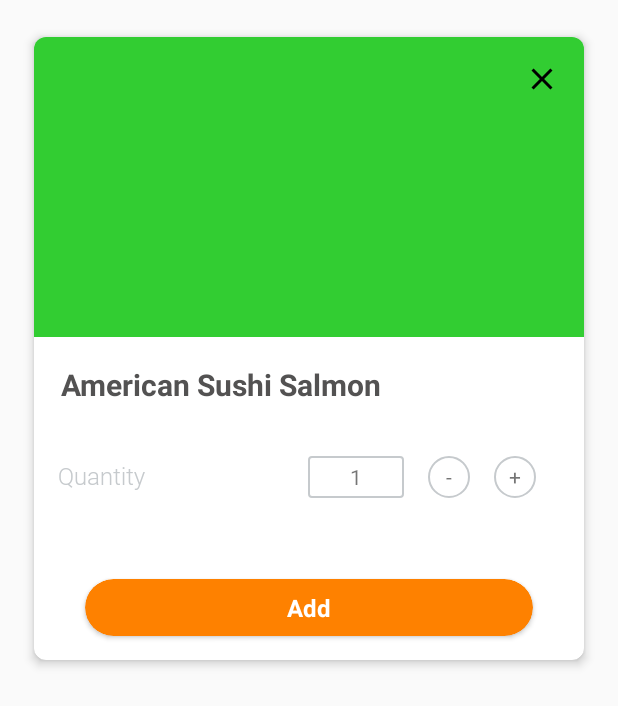
After one commit to Rakhi15/FoodApp, an Android app: the layout custom_dialog_new.xml on its own in the app's theme, with its tools: preview values and no code run, on a phone screen of 412 x 824 dp. The commit adds this screen. Shown: the top 706 px of the screen. Run offline under Robolectric (Android 15) with nearby library versions, the phone set to English and light mode, and no system bars; network calls fail.

Commit message:
AlertDialog introduced

```diff
--- a/app/src/main/java/com/healthy/basket/activity/AdapterRecyclerNew.java
+++ b/app/src/main/java/com/healthy/basket/activity/AdapterRecyclerNew.java
@@ -1,14 +1,17 @@
 package com.healthy.basket.activity;
 
+import android.app.AlertDialog;
 import android.content.Context;
 import android.view.LayoutInflater;
 import android.view.View;
 import android.view.ViewGroup;
+import android.widget.Button;
 import android.widget.ImageView;
 import android.widget.TextView;
 import android.widget.Toast;
 
 import androidx.annotation.NonNull;
+import androidx.cardview.widget.CardView;
 import androidx.recyclerview.widget.RecyclerView;
 
 import com.healthy.basket.R;
@@ -65,6 +68,7 @@
     public class ViewHolder extends RecyclerView.ViewHolder{
         TextView title, quantity, mrp, price;
         ImageView gridIcon;
+        Button addcartbtn;
 
 
         public ViewHolder(@NonNull View itemView) {
@@ -74,7 +78,64 @@
             quantity=itemView.findViewById(R.id.qnt_txt);
             mrp=itemView.findViewById(R.id.mrp_text);
             price=itemView.findViewById(R.id.price_new);
+            addcartbtn=itemView.findViewById(R.id.addcartBtn);
 
+            TextView minux, plus;
+
+            addcartbtn.setOnClickListener(new View.OnClickListener() {
+                @Override
+                public void onClick(View v) {
+
+
+                    ViewGroup viewGroup =v.findViewById(android.R.id.content);
+                    View dialogView = LayoutInflater.from(context).inflate(R.layout.custom_dialog_new, viewGroup, false);
+                    AlertDialog.Builder builder = new AlertDialog.Builder(context);
+                    builder.setView(dialogView);
+                    final AlertDialog alertDialog = builder.create();
+                    alertDialog.show();
+
+                    TextView title=(TextView)dialogView.findViewById(R.id.txt_DialogAddToCart);
+                    TextView quantity=(TextView)dialogView.findViewById(R.id.txt_DialogQuantity);
+                    TextView amount=(TextView)dialogView.findViewById(R.id.txt_DialogAddToCart_amount) ;
+                    ImageView pimage=(ImageView)dialogView.findViewById(R.id.img_DialogAddToCart) ;
+                    ImageView closeEd=(ImageView)dialogView.findViewById(R.id.img_DialogAddToCart_close);
+                    TextView minux=(TextView)dialogView.findViewById(R.id.txt_DialogAddToCart_qtyMinus);
+                    TextView plus=(TextView) dialogView.findViewById(R.id.txt_DialogAddToCart_qtyPlus);
+                    CardView finalcart=(CardView)dialogView.findViewById(R.id.card_DialogAddToCart_add);
+
+
+
+                   closeEd.setOnClickListener(new View.OnClickListener() {
+                       @Override
+                       public void onClick(View v) {
+                           alertDialog.dismiss();
+                       }
+                   });
+
+
+                    minux.setOnClickListener(new View.OnClickListener() {
+                        @Override
+                        public void onClick(View v) {
+                            Toast.makeText(context, "Test", Toast.LENGTH_SHORT).show();
+                        }
+                    });
+
+                    plus.setOnClickListener(new View.OnClickListener() {
+                        @Override
+                        public void onClick(View v) {
+                            Toast.makeText(context, "Test", Toast.LENGTH_SHORT).show();
+                        }
+                    });
+
+                    finalcart.setOnClickListener(new View.OnClickListener() {
+                        @Override
+                        public void onClick(View v) {
+                            //
+                        }
+                    });
+
+                }
+            });
 
             itemView.setOnClickListener(new View.OnClickListener() {
                 @Override
@@ -84,4 +145,6 @@
             });
         }
     }
+
+
 }
--- a/app/src/main/java/com/healthy/basket/activity/MuttonOrderActivity.java
+++ b/app/src/main/java/com/healthy/basket/activity/MuttonOrderActivity.java
@@ -41,7 +41,7 @@
     List<String> mrp;
     List<String> price;
     List<String> images;
-    String api_getP="https://healthybaskets.co/api/restaurant_submenu.php";
+    String api_getP="https://healthybaskets.co/api/getScheduledItems.php?res_id=7";
 
     AdapterRecyclerNew adapter;
     ProgressDialog progressDialog;
@@ -129,15 +129,15 @@
     private void letsShakeRey() {
         progressDialog.show();
 
-        StringRequest request=new StringRequest(Request.Method.POST, api_getP, new Response.Listener<String>() {
+        StringRequest request=new StringRequest(Request.Method.GET, api_getP, new Response.Listener<String>() {
             @Override
             public void onResponse(String response) {
                 try {
                     JSONObject jsonObject=new JSONObject(response);
-                    String success=jsonObject.getString("Success");
+                    String success=jsonObject.getString("status");
                     JSONArray jsonArray=jsonObject.getJSONArray("Menu_List");
 
-                    if (success.equals("1")){
+                    if (success.equals("Success")){
                         for (int i=0; i<jsonArray.length(); i++){
                             JSONObject object=jsonArray.getJSONObject(i);
 
@@ -183,8 +183,8 @@
             @Override
             protected Map<String, String> getParams() throws AuthFailureError {
                 Map<String, String> params=new HashMap<String, String>();
-                String id_s="44";
-                params.put("menucategory_id", id_s);
+                String id_s="7";
+                params.put("res_id", id_s);
 
                 return params;
             }
--- /dev/null
+++ b/app/src/main/res/layout/custom_dialog_new.xml
@@ -0,0 +1,237 @@
+<?xml version="1.0" encoding="utf-8"?>
+<RelativeLayout xmlns:android="http://schemas.android.com/apk/res/android"
+    xmlns:app="http://schemas.android.com/apk/res-auto"
+    xmlns:tools="http://schemas.android.com/tools"
+    android:layout_width="match_parent"
+    android:layout_height="match_parent"
+    android:orientation="vertical"
+    app:cardCornerRadius="8dp"
+    app:cardElevation="4dp"
+    app:cardPreventCornerOverlap="true"
+    app:cardUseCompatPadding="true">
+
+    <androidx.cardview.widget.CardView
+        android:layout_width="match_parent"
+        android:layout_height="wrap_content"
+        android:layout_centerHorizontal="true"
+        android:layout_marginStart="16dp"
+        android:layout_marginTop="16dp"
+        android:layout_marginEnd="16dp"
+        android:orientation="vertical"
+        app:cardCornerRadius="8dp"
+        app:cardElevation="4dp"
+        app:cardPreventCornerOverlap="true"
+        app:cardUseCompatPadding="true">
+
+        <LinearLayout
+            android:layout_width="match_parent"
+            android:layout_height="wrap_content"
+            android:orientation="vertical">
+
+            <RelativeLayout
+                android:layout_width="match_parent"
+                android:layout_height="200dp"
+                android:background="@color/colorPrimary">
+
+                <ImageView
+                    android:id="@+id/img_DialogAddToCart"
+                    android:layout_width="match_parent"
+                    android:layout_height="match_parent"
+                    android:contentDescription="@string/app_name"
+                    android:scaleType="centerCrop" />
+
+                <ImageView
+                    android:id="@+id/img_DialogAddToCart_close"
+                    android:layout_width="?attr/actionBarSize"
+                    android:layout_height="?attr/actionBarSize"
+                    android:layout_alignParentEnd="true"
+                    android:scaleType="centerInside"
+                    android:src="@drawable/ic_close"
+                    android:tint="@color/black" />
+            </RelativeLayout>
+
+            <TextView
+                android:id="@+id/txt_DialogAddToCart"
+                android:layout_width="match_parent"
+                android:layout_height="wrap_content"
+                android:layout_margin="16dp"
+                android:fontFamily="@font/roboto_bold"
+                android:padding="2dp"
+                android:text="American Sushi Salmon"
+                android:textColor="@color/darkGrey"
+                android:textSize="20sp"
+                tools:ignore="SpUsage" />
+
+            <LinearLayout
+                android:layout_width="match_parent"
+                android:layout_height="wrap_content"
+                android:layout_marginStart="16dp"
+                android:layout_marginEnd="16dp"
+                android:visibility="gone">
+
+                <TextView
+                    android:layout_width="wrap_content"
+                    android:layout_height="wrap_content"
+                    android:layout_weight="1.0"
+                    android:fontFamily="@font/roboto_light"
+                    android:text="Packaging Size"
+                    android:textColor="@color/light_grey"
+                    android:textSize="16sp" />
+
+
+                <TextView
+                    android:id="@+id/txt_DialogAddToCart_kg"
+                    android:layout_width="wrap_content"
+                    android:layout_height="wrap_content"
+                    android:layout_marginStart="16dp"
+                    android:layout_marginEnd="16dp"
+                    android:background="@drawable/bg_border_light_fray_rounded"
+                    android:fontFamily="@font/roboto_regular"
+                    android:gravity="center"
+                    android:minEms="4"
+                    android:padding="2dp"
+                    android:text="1 Kg"
+                    android:textSize="14sp" />
+
+                <TextView
+                    android:id="@+id/txt_DialogAddToCart_kgMinus"
+                    android:layout_width="wrap_content"
+                    android:layout_height="wrap_content"
+                    android:layout_marginEnd="16dp"
+                    android:background="@drawable/circle_lightgrey"
+                    android:fontFamily="@font/roboto_regular"
+                    android:gravity="center"
+                    android:padding="2dp"
+                    android:text="-"
+                    android:textSize="14sp" />
+
+                <TextView
+                    android:id="@+id/txt_DialogAddToCart_kgPlus"
+                    android:layout_width="wrap_content"
+                    android:layout_height="wrap_content"
+                    android:layout_marginEnd="16dp"
+                    android:background="@drawable/circle_lightgrey"
+                    android:fontFamily="@font/roboto_regular"
+                    android:gravity="center"
+                    android:padding="2dp"
+                    android:text="+"
+                    android:textSize="14sp" />
+
+            </LinearLayout>
+
+            <LinearLayout
+                android:layout_width="match_parent"
+                android:layout_height="wrap_content"
+                android:layout_marginStart="16dp"
+                android:layout_marginTop="16dp"
+                android:layout_marginEnd="16dp">
+
+                <TextView
+                    android:layout_width="wrap_content"
+                    android:layout_height="wrap_content"
+                    android:layout_weight="1.0"
+                    android:fontFamily="@font/roboto_light"
+                    android:text="@string/QUANTITY"
+                    android:textColor="@color/light_grey"
+                    android:textSize="16sp" />
+
+
+                <TextView
+                    android:id="@+id/txt_DialogAddToCart_qty"
+                    android:layout_width="wrap_content"
+                    android:layout_height="wrap_content"
+                    android:layout_marginStart="16dp"
+                    android:layout_marginEnd="16dp"
+                    android:background="@drawable/bg_border_light_fray_rounded"
+                    android:fontFamily="@font/roboto_regular"
+                    android:gravity="center"
+                    android:minEms="4"
+                    android:padding="2dp"
+                    android:text="1"
+                    android:textSize="14sp" />
+
+                <TextView
+                    android:id="@+id/txt_DialogAddToCart_qtyMinus"
+                    android:layout_width="wrap_content"
+                    android:layout_height="wrap_content"
+                    android:layout_marginEnd="16dp"
+                    android:background="@drawable/circle_lightgrey"
+                    android:fontFamily="@font/roboto_regular"
+                    android:gravity="center"
+                    android:padding="2dp"
+                    android:text="-"
+                    android:textSize="14sp" />
+
+                <TextView
+                    android:id="@+id/txt_DialogAddToCart_qtyPlus"
+                    android:layout_width="wrap_content"
+                    android:layout_height="wrap_content"
+                    android:layout_marginEnd="16dp"
+                    android:background="@drawable/circle_lightgrey"
+                    android:fontFamily="@font/roboto_regular"
+                    android:gravity="center"
+                    android:padding="2dp"
+                    android:text="+"
+                    android:textSize="14sp" />
+
+            </LinearLayout>
+
+            <LinearLayout
+                android:layout_width="match_parent"
+                android:layout_height="wrap_content"
+                android:layout_marginStart="16dp"
+                android:layout_marginTop="16dp"
+                android:layout_marginEnd="16dp">
+
+                <TextView
+                    android:id="@+id/txt_DialogQuantity"
+                    android:layout_width="wrap_content"
+                    android:layout_height="wrap_content"
+                    android:layout_gravity="center"
+                    android:layout_weight="1"
+                    android:fontFamily="@font/roboto_light"
+                    android:text=""
+                    android:textColor="@color/light_grey"
+                    android:textSize="16sp" />
+
+                <TextView
+                    android:id="@+id/txt_DialogAddToCart_amount"
+                    android:layout_width="wrap_content"
+                    android:layout_height="wrap_content"
+                    android:layout_gravity="center"
+                    android:layout_weight="1"
+                    android:fontFamily="@font/roboto_light"
+                    android:textColor="@color/light_grey"
+                    android:textSize="16sp" />
+            </LinearLayout>
+
+            <androidx.cardview.widget.CardView
+                android:id="@+id/card_DialogAddToCart_add"
+                android:layout_width="match_parent"
+                android:layout_height="wrap_content"
+                android:layout_gravity="center"
+                android:layout_marginStart="34dp"
+                android:layout_marginTop="16dp"
+                android:layout_marginEnd="34dp"
+                android:layout_marginBottom="16dp"
+                app:cardBackgroundColor="@color/orangeG"
+                app:cardCornerRadius="20dp"
+                app:cardElevation="2dp">
+
+                <TextView
+                    android:layout_width="match_parent"
+                    android:layout_height="wrap_content"
+                    android:ems="4"
+                    android:fontFamily="@font/roboto_bold"
+                    android:gravity="center"
+                    android:padding="8dp"
+                    android:text="Add"
+                    android:textColor="@android:color/white"
+                    android:textSize="16sp" />
+
+            </androidx.cardview.widget.CardView>
+        </LinearLayout>
+
+
+    </androidx.cardview.widget.CardView>
+</RelativeLayout>
```
